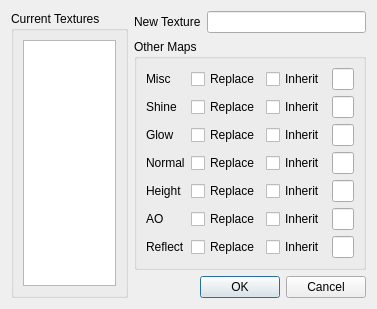
First picture: the form in qtfred/ui/ShipTextureReplacementDialog.ui, repository scp-fs2open/fs2open.github.com, before the edit.
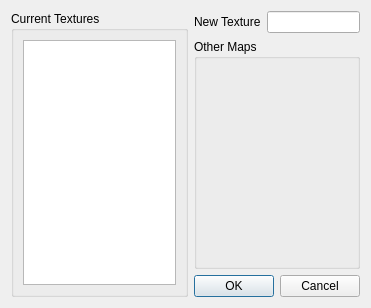
Second picture: the form after the edit.

Commit message: refactor UI to be dynamic

```diff
--- a/qtfred/ui/ShipTextureReplacementDialog.ui
+++ b/qtfred/ui/ShipTextureReplacementDialog.ui
@@ -50,176 +50,7 @@
        <property name="title">
         <string>Other Maps</string>
        </property>
-       <layout class="QGridLayout" name="gridLayout_2">
-        <item row="0" column="1">
-         <widget class="QCheckBox" name="useMiscTexturecheckbox">
-          <property name="text">
-           <string>Replace</string>
-          </property>
-         </widget>
-        </item>
-        <item row="5" column="3">
-         <widget class="QLineEdit" name="AmbiantTextureLineEdit"/>
-        </item>
-        <item row="0" column="3">
-         <widget class="QLineEdit" name="MiscTextureLineEdit"/>
-        </item>
-        <item row="1" column="3">
-         <widget class="QLineEdit" name="ShineTextureLineEdit"/>
-        </item>
-        <item row="4" column="3">
-         <widget class="QLineEdit" name="HeightTextureLineEdit"/>
-        </item>
-        <item row="3" column="2">
-         <widget class="QCheckBox" name="inheritNormalTextureCheckbox">
-          <property name="text">
-           <string>Inherit</string>
-          </property>
-         </widget>
-        </item>
-        <item row="2" column="3">
-         <widget class="QLineEdit" name="GlowTextureLineEdit"/>
-        </item>
-        <item row="1" column="0">
-         <widget class="QLabel" name="ShineTextureLabel">
-          <property name="text">
-           <string>Shine</string>
-          </property>
-         </widget>
-        </item>
-        <item row="4" column="0">
-         <widget class="QLabel" name="HeightTextureLabel">
-          <property name="text">
-           <string>Height</string>
-          </property>
-         </widget>
-        </item>
-        <item row="0" column="0">
-         <widget class="QLabel" name="MiscTextureLabel">
-          <property name="text">
-           <string>Misc</string>
-          </property>
-         </widget>
-        </item>
-        <item row="5" column="1">
-         <widget class="QCheckBox" name="useAmbiantTexturecheckbox">
-          <property name="text">
-           <string>Replace</string>
-          </property>
-         </widget>
-        </item>
-        <item row="2" column="1">
-         <widget class="QCheckBox" name="useGlowTexturecheckbox">
-          <property name="text">
-           <string>Replace</string>
-          </property>
-         </widget>
-        </item>
-        <item row="2" column="0">
-         <widget class="QLabel" name="GlowTextureLabel">
-          <property name="text">
-           <string>Glow</string>
-          </property>
-         </widget>
-        </item>
-        <item row="2" column="2">
-         <widget class="QCheckBox" name="inheritGlowTextureCheckbox">
-          <property name="text">
-           <string>Inherit</string>
-          </property>
-         </widget>
-        </item>
-        <item row="3" column="1">
-         <widget class="QCheckBox" name="useNormalTexturecheckbox">
-          <property name="text">
-           <string>Replace</string>
-          </property>
-         </widget>
-        </item>
-        <item row="5" column="2">
-         <widget class="QCheckBox" name="inheritAmbiantTextureCheckbox">
-          <property name="text">
-           <string>Inherit</string>
-          </property>
-         </widget>
-        </item>
-        <item row="0" column="2">
-         <widget class="QCheckBox" name="inheritMiscTextureCheckbox">
-          <property name="text">
-           <string>Inherit</string>
-          </property>
-         </widget>
-        </item>
-        <item row="1" column="2">
-         <widget class="QCheckBox" name="inheritShineTextureCheckbox">
-          <property name="text">
-           <string>Inherit</string>
-          </property>
-         </widget>
-        </item>
-        <item row="1" column="1">
-         <widget class="QCheckBox" name="useShineTexturecheckbox">
-          <property name="text">
-           <string>Replace</string>
-          </property>
-         </widget>
-        </item>
-        <item row="3" column="0">
-         <widget class="QLabel" name="NormalTextureLabel">
-          <property name="text">
-           <string>Normal</string>
-          </property>
-         </widget>
-        </item>
-        <item row="4" column="2">
-         <widget class="QCheckBox" name="inheritHeightTextureCheckbox">
-          <property name="text">
-           <string>Inherit</string>
-          </property>
-         </widget>
-        </item>
-        <item row="3" column="3">
-         <widget class="QLineEdit" name="NormalTextureLineEdit"/>
-        </item>
-        <item row="4" column="1">
-         <widget class="QCheckBox" name="useHeightTexturecheckbox">
-          <property name="text">
-           <string>Replace</string>
-          </property>
-         </widget>
-        </item>
-        <item row="5" column="0">
-         <widget class="QLabel" name="AmbiantTextureLabel">
-          <property name="text">
-           <string>AO</string>
-          </property>
-         </widget>
-        </item>
-        <item row="6" column="0">
-         <widget class="QLabel" name="ReflectTextureLabel">
-          <property name="text">
-           <string>Reflect</string>
-          </property>
-         </widget>
-        </item>
-        <item row="6" column="1">
-         <widget class="QCheckBox" name="useReflectTexturecheckbox">
-          <property name="text">
-           <string>Replace</string>
-          </property>
-         </widget>
-        </item>
-        <item row="6" column="2">
-         <widget class="QCheckBox" name="inheritReflectTextureCheckbox">
-          <property name="text">
-           <string>Inherit</string>
-          </property>
-         </widget>
-        </item>
-        <item row="6" column="3">
-         <widget class="QLineEdit" name="ReflectTextureLineEdit"/>
-        </item>
-       </layout>
+       <layout class="QGridLayout" name="gridLayout_2"/>
       </widget>
      </item>
      <item>
```
The commit also changes 5 other files.
